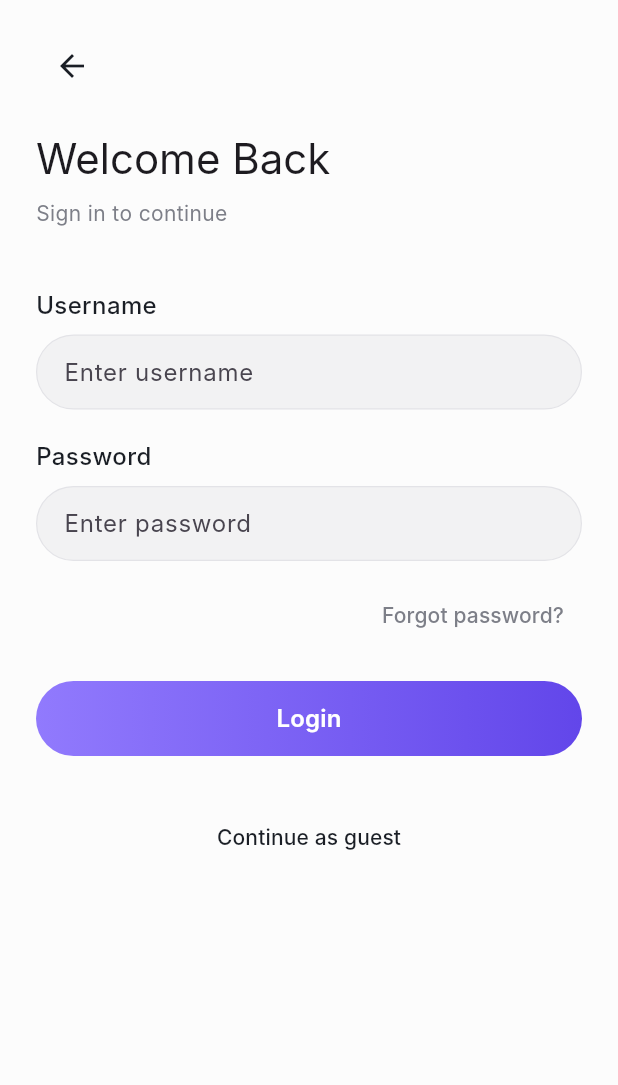
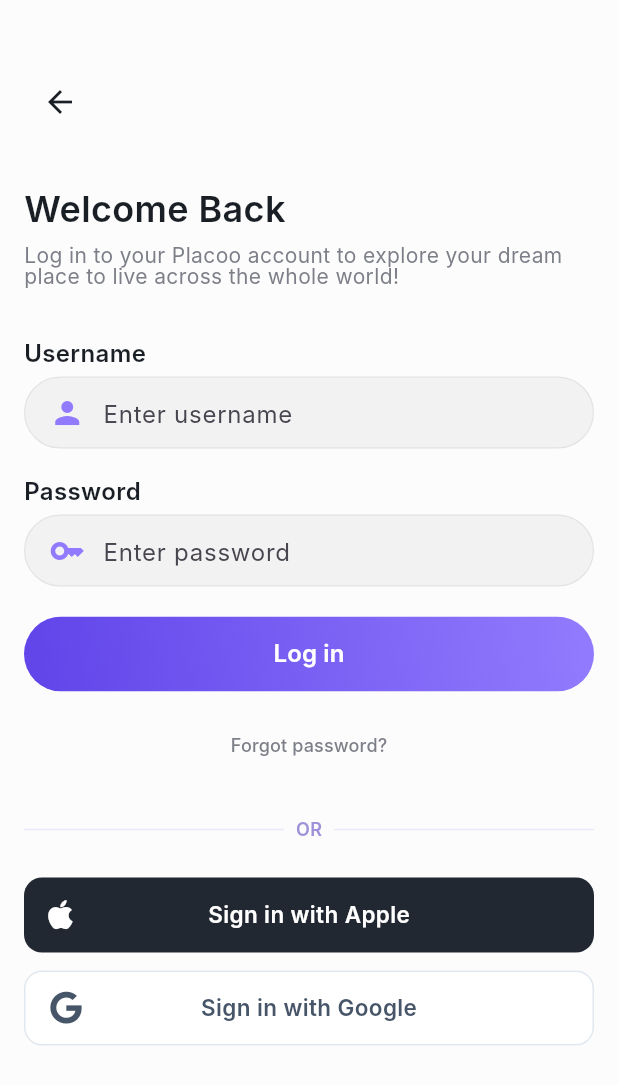
Before and after one commit to Gayan21/Pixelforce_Explore, a Flutter app: the screen it shows after launch, after a tap on "Sign up", on a phone screen of 412 x 824 dp. Shown: the top 1085 px of the screen. Run offline on Flutter 3.47's test engine with Material 3 defaults, Android fonts, the phone set to English and light mode, and no system bars; our stand-ins replace cached_network_image, font_awesome_flutter; network calls fail; Roboto replaces fonts that are missing (Inter).

Commit message:
added social login

```diff
--- a/pixelforce_challenge/lib/features/auth/login_page.dart
+++ b/pixelforce_challenge/lib/features/auth/login_page.dart
@@ -1,5 +1,7 @@
 import 'package:flutter/material.dart';
+import 'package:font_awesome_flutter/font_awesome_flutter.dart';
 import '../../core/styles/app_colors.dart';
+import '../../core/styles/app_text.dart';
 
 class LoginPage extends StatefulWidget {
   const LoginPage({super.key});
@@ -11,29 +13,23 @@ class LoginPage extends StatefulWidget {
 class _LoginPageState extends State<LoginPage> {
   final TextEditingController username = TextEditingController();
   final TextEditingController password = TextEditingController();
-
   bool loading = false;
 
   Future<void> _login() async {
     try {
       setState(() => loading = true);
+      await Future.delayed(const Duration(seconds: 1));
 
-      await Future.delayed(const Duration(seconds: 1)); // simulate network
-
-      // SIMPLE VALIDATION (errors shown to user)
       if (username.text.isEmpty || password.text.isEmpty) {
         throw Exception("Please enter username and password");
       }
 
       if (!mounted) return;
-
       setState(() => loading = false);
       Navigator.pushReplacementNamed(context, '/explore');
-
     } catch (e) {
       if (mounted) {
         setState(() => loading = false);
-
         ScaffoldMessenger.of(context).showSnackBar(
           SnackBar(
             content: Text(e.toString()),
@@ -51,101 +47,37 @@ class _LoginPageState extends State<LoginPage> {
       backgroundColor: AppColors.background,
       body: SafeArea(
         child: Padding(
-          padding: const EdgeInsets.symmetric(horizontal: 24),
+          padding: const EdgeInsets.symmetric(horizontal: 16),
+          child: SingleChildScrollView(
             child: Column(
               crossAxisAlignment: CrossAxisAlignment.start,
               children: [
-              const SizedBox(height: 20),
-
+                const SizedBox(height: 44),
                 IconButton(
                   onPressed: () => Navigator.pop(context),
                   icon: const Icon(Icons.arrow_back),
                   color: AppColors.blueDark,
                 ),
-
-              const SizedBox(height: 20),
-
+                const SizedBox(height: 32),
                 Text(
                   "Welcome Back",
-                style: Theme.of(context).textTheme.headlineMedium,
+                  style: AppText.title18.copyWith(fontSize: 24),
                 ),
                 const SizedBox(height: 8),
                 Text(
-                "Sign in to continue",
-                style: TextStyle(fontSize: 14, color: AppColors.navGray),
+                  "Log in to your Placoo account to explore your dream place to live across the whole world!",
+                  style: AppText.cardSub13.copyWith(fontSize: 14),
                 ),
-
-              const SizedBox(height: 40),
-
-              Text(
-                "Username",
-                style: TextStyle(
-                  fontSize: 16,
-                  fontWeight: FontWeight.w500,
-                  color: AppColors.blueDark,
-                ),
-              ),
+                const SizedBox(height: 36),
+                _inputLabel("Username"),
                 const SizedBox(height: 8),
-              Container(
-                height: 50,
-                padding: const EdgeInsets.symmetric(horizontal: 18),
-                decoration: BoxDecoration(
-                  color: const Color(0xFFF2F2F3),
-                  borderRadius: BorderRadius.circular(80),
-                  border: Border.all(color: const Color(0xFFE3E3E7), width: 0.8),
-                ),
-                child: TextField(
-                  controller: username,
-                  decoration: const InputDecoration(
-                    border: InputBorder.none,
-                    hintText: "Enter username",
-                  ),
-                ),
-              ),
-
+                _inputField(controller: username, hint: "Enter username", icon: Icons.person),
+                const SizedBox(height: 20),
+                _inputLabel("Password"),
+                const SizedBox(height: 8),
+                _inputField(controller: password, hint: "Enter password", icon: Icons.key, obscure: true),
                 const SizedBox(height: 20),
 
-              Text(
-                "Password",
-                style: TextStyle(
-                  fontSize: 16,
-                  fontWeight: FontWeight.w500,
-                  color: AppColors.blueDark,
-                ),
-              ),
-              const SizedBox(height: 8),
-              Container(
-                height: 50,
-                padding: const EdgeInsets.symmetric(horizontal: 18),
-                decoration: BoxDecoration(
-                  color: const Color(0xFFF2F2F3),
-                  borderRadius: BorderRadius.circular(80),
-                  border: Border.all(color: const Color(0xFFE3E3E7), width: 0.8),
-                ),
-                child: TextField(
-                  controller: password,
-                  obscureText: true,
-                  decoration: const InputDecoration(
-                    border: InputBorder.none,
-                    hintText: "Enter password",
-                  ),
-                ),
-              ),
-
-              const SizedBox(height: 12),
-
-              Align(
-                alignment: Alignment.centerRight,
-                child: TextButton(
-                  onPressed: () {},
-                  child: Text(
-                    "Forgot password?",
-                    style: TextStyle(color: AppColors.navGray, fontSize: 14),
-                  ),
-                ),
-              ),
-
-              const SizedBox(height: 20),
 
                 SizedBox(
                   width: double.infinity,
@@ -154,16 +86,17 @@ class _LoginPageState extends State<LoginPage> {
                     onPressed: loading ? null : _login,
                     style: ElevatedButton.styleFrom(
                       padding: EdgeInsets.zero,
-                    shape: RoundedRectangleBorder(
-                      borderRadius: BorderRadius.circular(30),
-                    ),
+                      shape: RoundedRectangleBorder(borderRadius: BorderRadius.circular(30)),
                       backgroundColor: Colors.transparent,
                       elevation: 0,
                     ),
                     child: Ink(
                       decoration: BoxDecoration(
                         gradient: const LinearGradient(
-                        colors: [Color(0xFF917AFD), Color(0xFF6246EA)],
+                          begin: Alignment.topRight,
+                          end: Alignment.bottomLeft,
+                          colors: [AppColors.gradientStart, AppColors.gradientEnd],
+                          stops: [0.0261, 0.9658],
                         ),
                         borderRadius: BorderRadius.circular(30),
                       ),
@@ -172,40 +105,150 @@ class _LoginPageState extends State<LoginPage> {
                             ? const SizedBox(
                                 height: 18,
                                 width: 18,
-                              child: CircularProgressIndicator(
-                                strokeWidth: 2,
-                                color: Colors.white,
-                              ),
+                                child: CircularProgressIndicator(strokeWidth: 2, color: Colors.white),
                               )
                             : const Text(
-                              "Login",
-                              style: TextStyle(
-                                color: Colors.white,
-                                fontSize: 16,
-                                fontWeight: FontWeight.w600,
-                              ),
+                                "Log in",
+                                style: TextStyle(color: Colors.white, fontSize: 16, fontWeight: FontWeight.w600),
                               ),
                       ),
                     ),
                   ),
                 ),
 
-              const SizedBox(height: 30),
+                const SizedBox(height: 12),
+                Center(
+                  child: TextButton(
+                    onPressed: () {},
+                    style: TextButton.styleFrom(padding: EdgeInsets.zero),
+                    child: Text(
+                      "Forgot password?",
+                      style: AppText.navLabel,
+                    ),
+                  ),
+                ),
+
+                const SizedBox(height: 24),
+                Row(
+                  children: [
+                    const Expanded(child: Divider(color: Color(0xFFEBE8F7))),
+                    Padding(
+                      padding: const EdgeInsets.symmetric(horizontal: 8.0),
+                      child: Text(
+                        "OR",
+                        style: AppText.navLabel.copyWith(
+                          color: const Color(0xFF9E91DA),
+                          fontWeight: FontWeight.w600,
+                          fontSize: 12,
+                        ),
+                      ),
+                    ),
+                    const Expanded(child: Divider(color: Color(0xFFEBE8F7))),
+                  ],
+                ),
+                const SizedBox(height: 24),
+
+
+                _socialButton(
+                  color: const Color(0xFF222831),
+                  label: "Sign in with Apple",
+                  icon: FontAwesomeIcons.apple,
+                  labelColor: Colors.white,
+                  onTap: () {},
+                ),
+                const SizedBox(height: 12),
+
+
+                _socialButton(
+                  color: Colors.white,
+                  label: "Sign in with Google",
+                  icon: FontAwesomeIcons.google,
+                  labelColor: const Color(0xFF475569),
+                  borderColor: const Color(0xFFE2E8F0),
+                  onTap: () {},
+                ),
+              ],
+            ),
+          ),
+        ),
+      ),
+    );
+  }
+
+  Widget _inputLabel(String label) {
+    return Text(label, style: AppText.cardTitle16);
+  }
+
+  Widget _inputField({
+    required TextEditingController controller,
+    required String hint,
+    IconData? icon,
+    bool obscure = false,
+  }) {
+    return Container(
+      height: 48,
+      padding: const EdgeInsets.symmetric(horizontal: 16),
+      decoration: BoxDecoration(
+        color: AppColors.searchBg,
+        borderRadius: BorderRadius.circular(81),
+        border: Border.all(color: AppColors.searchBorder, width: 0.8),
+      ),
+      child: Row(
+        children: [
+          if (icon != null) Icon(icon, color: AppColors.gradientStart),
+          if (icon != null) const SizedBox(width: 12),
+          Expanded(
+            child: TextField(
+              controller: controller,
+              obscureText: obscure,
+              decoration: InputDecoration(border: InputBorder.none, hintText: hint),
+            ),
+          ),
+        ],
+      ),
+    );
+  }
+
+  Widget _socialButton({
+    required Color color,
+    required String label,
+    required IconData icon,
+    required Color labelColor,
+    VoidCallback? onTap,
+    Color? borderColor,
+  }) {
+    return GestureDetector(
+      onTap: onTap,
+      child: Container(
+        height: 50,
+        padding: const EdgeInsets.symmetric(horizontal: 16),
+        decoration: BoxDecoration(
+          color: color,
+          borderRadius: BorderRadius.circular(12),
+          border: borderColor != null ? Border.all(color: borderColor) : null,
+        ),
+        child: Stack(
+          alignment: Alignment.center,
+          children: [
+
+            Align(
+              alignment: Alignment.centerLeft,
+              child: FaIcon(icon, color: labelColor, size: 22),
+            ),
 
             Center(
-                child: TextButton(
-                  onPressed: () =>
-                      Navigator.pushReplacementNamed(context, '/explore'),
               child: Text(
-                    "Continue as guest",
-                    style: TextStyle(color: AppColors.blueDark, fontSize: 14),
+                label,
+                style: TextStyle(
+                  color: labelColor,
+                  fontSize: 15,
+                  fontWeight: FontWeight.w600,
                 ),
               ),
             ),
           ],
         ),
       ),
-      ),
     );
   }
 }
--- a/pixelforce_challenge/lib/features/onboarding/onboarding_page.dart
+++ b/pixelforce_challenge/lib/features/onboarding/onboarding_page.dart
@@ -67,6 +67,7 @@ class OnboardingPage extends StatelessWidget {
             ),
           ),
 
+
           Positioned(
             left: 0,
             right: 0,
@@ -96,6 +97,7 @@ class OnboardingPage extends StatelessWidget {
                   ),
                   const SizedBox(height: 30),
 
+
                   SizedBox(
                     width: double.infinity,
                     height: 50,
@@ -112,13 +114,13 @@ class OnboardingPage extends StatelessWidget {
                       child: Ink(
                         decoration: BoxDecoration(
                           gradient: const LinearGradient(
-                            colors: [Color(0xFF917AFD), Color(0xFF6246EA)],
+                            colors:  [AppColors.gradientStart, AppColors.gradientEnd],
                           ),
                           borderRadius: BorderRadius.circular(30),
                         ),
                         child: const Center(
                           child: Text(
-                            "Get Started",
+                            "Log in",
                             style: TextStyle(
                               color: Colors.white,
                               fontSize: 16,
@@ -129,12 +131,11 @@ class OnboardingPage extends StatelessWidget {
                       ),
                     ),
                   ),
-
                   const SizedBox(height: 16),
 
+
                   TextButton(
-                    onPressed: () =>
-                        Navigator.pushReplacementNamed(context, '/login'),
+                    onPressed: () => Navigator.pushReplacementNamed(context, '/login'),
                     child: const Text(
                       "Sign up",
                       style: TextStyle(
@@ -180,6 +181,15 @@ class OnboardingPage extends StatelessWidget {
             child: Image.network(
               urls[i],
               fit: BoxFit.cover,
+              loadingBuilder: (context, child, loadingProgress) {
+                if (loadingProgress == null) return child;
+                return Container(
+                  color: Colors.grey.shade200,
+                  child: const Center(
+                    child: CircularProgressIndicator(strokeWidth: 2),
+                  ),
+                );
+              },
               errorBuilder: (context, error, stackTrace) {
                 return Container(
                   color: Colors.grey.shade300,
--- a/pixelforce_challenge/pubspec.yaml
+++ b/pixelforce_challenge/pubspec.yaml
@@ -11,6 +11,7 @@ dependencies:
     sdk: flutter
   http: ^1.1.0
   cached_network_image: ^3.2.3
+  font_awesome_flutter: ^10.7.0
 
 dev_dependencies:
   flutter_test:
```
Also changed, not shown: pixelforce_challenge/lib/core/api/api_client.dart (+0 -8 lines), pixelforce_challenge/lib/features/explore/explore_page.dart (+86 -65 lines), pixelforce_challenge/pubspec.lock. Lines whose indentation alone changed are shown as unchanged.
